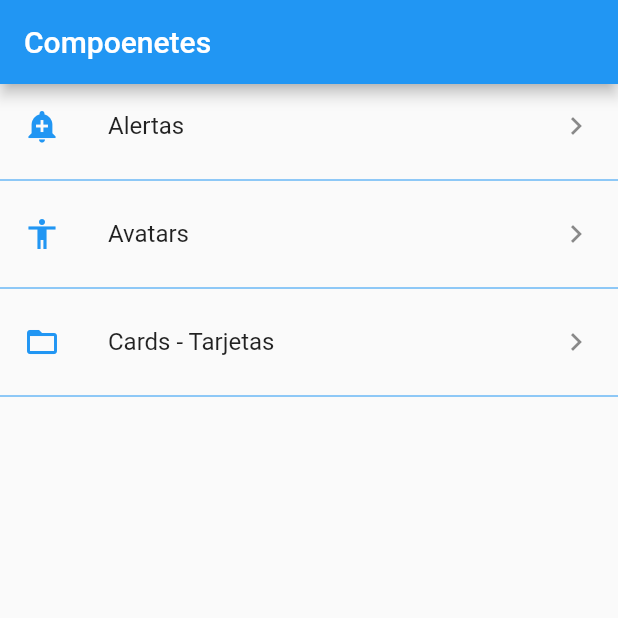
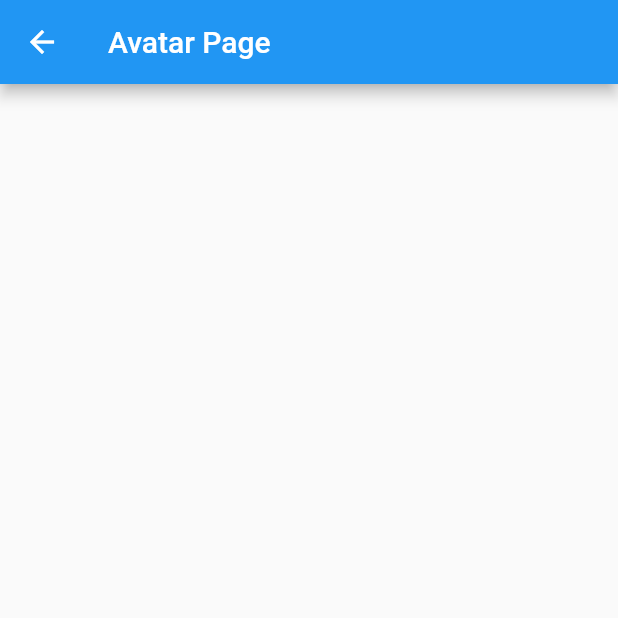
Before and after one commit to 70r63x/flutter-widgets, a Flutter app: the screen it shows after launch, after a tap on "Avatars", on a phone screen of 412 x 824 dp, the top half of it. Run offline on Flutter 3.47's test engine with Material 2 defaults, Android fonts, the phone set to English and light mode, and no system bars; network calls fail.

Commit message:
agregar routing y widget de cards

```diff
--- a/lib/main.dart
+++ b/lib/main.dart
@@ -1,7 +1,7 @@
 import 'package:flutter/material.dart';
 
-// import 'package:flutter_widgets/src/pages/home_temp.dart';
-import 'package:flutter_widgets/src/pages/home_pages.dart';
+import 'package:flutter_widgets/src/routes/routes.dart';
+import 'package:flutter_widgets/src/pages/alert_page.dart';
 
 void main() => runApp(MyApp());
 
@@ -11,7 +11,16 @@ class MyApp extends StatelessWidget {
     return MaterialApp(
       debugShowCheckedModeBanner: false,
       title: 'Material App',
-      home: HomePage()
+      // home: HomePage()
+      initialRoute: '/',
+      routes: getAplicationRoutes(),
+      onGenerateRoute: (RouteSettings settings){
+        print('Ruta llamada ${settings.name}');
+
+        return MaterialPageRoute(
+            builder: (context)=> AlertPage()
+          );
+      },
     );
   }
 }
--- /dev/null
+++ b/lib/src/pages/avatar_page.dart
@@ -0,0 +1,12 @@
+import 'package:flutter/material.dart';
+
+class AvatarPage extends StatelessWidget {
+  @override
+  Widget build(BuildContext context) {
+    return Scaffold(
+      appBar: AppBar(
+        title: Text('Avatar Page'),
+      )
+    );
+  }
+}
--- a/lib/src/pages/home_pages.dart
+++ b/lib/src/pages/home_pages.dart
@@ -21,7 +21,7 @@ class HomePage extends StatelessWidget {
       builder: ( context, AsyncSnapshot<List<dynamic>> snapshot){
 
         return ListView(
-          children: _listItems(snapshot.data),
+          children: _listItems(snapshot.data, context),
         );
 
       },
@@ -29,7 +29,7 @@ class HomePage extends StatelessWidget {
 
   }
 
-  List<Widget> _listItems(List<dynamic> data) {
+  List<Widget> _listItems(List<dynamic> data, BuildContext context) {
 
     final List<Widget> opciones = [];
 
@@ -39,6 +39,11 @@ class HomePage extends StatelessWidget {
         leading: getIcon(element['icon']),
         trailing: Icon(Icons.keyboard_arrow_right),
         onTap: (){
+          // final route = MaterialPageRoute(
+          //   builder: (context)=> AlertPage()
+          // );
+          // Navigator.push(context, route);
+          Navigator.pushNamed(context, element['ruta']);
 
         },
       );
--- /dev/null
+++ b/lib/src/routes/routes.dart
@@ -0,0 +1,17 @@
+import 'package:flutter/material.dart';
+
+import 'package:flutter_widgets/src/pages/alert_page.dart';
+import 'package:flutter_widgets/src/pages/avatar_page.dart';
+import 'package:flutter_widgets/src/pages/card_page.dart';
+// import 'package:flutter_widgets/src/pages/home_temp.dart';
+import 'package:flutter_widgets/src/pages/home_pages.dart';
+
+
+Map<String, WidgetBuilder> getAplicationRoutes(){
+  return <String, WidgetBuilder>{
+    '/' : (BuildContext context) => HomePage(),
+    'alert' : (BuildContext context) => AlertPage(),
+    'avatar' : (BuildContext context) => AvatarPage(),
+    'card' : (BuildContext context) => CardPage(),
+  };
+}
--- a/pubspec.yaml
+++ b/pubspec.yaml
@@ -47,7 +47,7 @@ flutter:
   # To add assets to your application, add an assets section, like this:
   assets:
    - data/menu_opts.json
-  #   - images/a_dot_ham.jpeg
+   - assets/
 
   # An image asset can refer to one or more resolution-specific "variants", see
   # https://flutter.dev/assets-and-images/#resolution-aware.
```
Also changed, not shown: lib/src/pages/alert_page.dart (added, +18 -0 lines), lib/src/pages/card_page.dart (added, +94 -0 lines), assets/jar-loading.gif (added).
